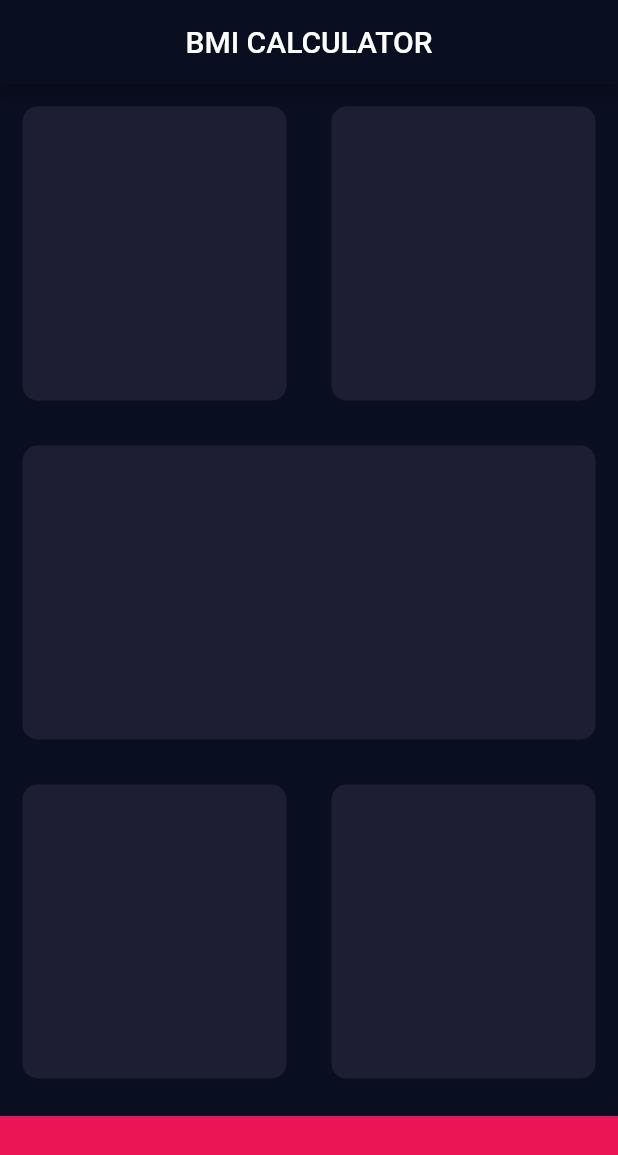
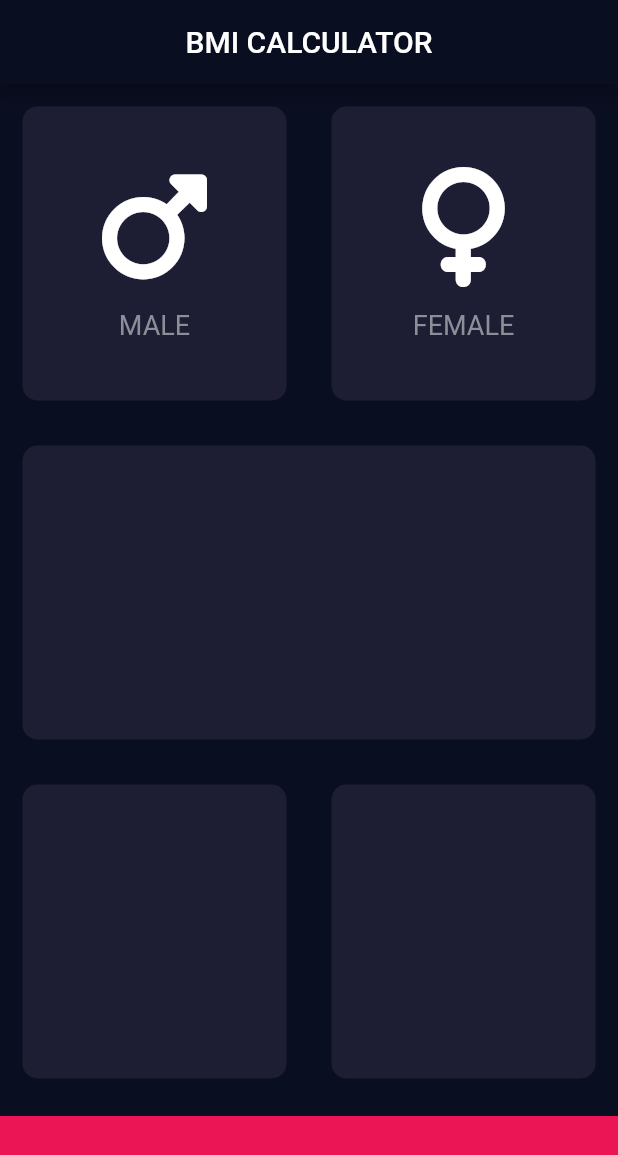
Before and after one commit to Mike5801/BMICalculatorApp, a Flutter app: the screen it shows after launch, on a phone screen of 412 x 824 dp. Shown: the top 1155 px of the screen. Run offline on Flutter 3.47's test engine with Material 2 defaults, Android fonts, the phone set to English and light mode, and no system bars; our stand-ins replace font_awesome_flutter.

Commit message:
add icon text component

```diff
--- a/bmi_calculator/lib/input_page.dart
+++ b/bmi_calculator/lib/input_page.dart
@@ -1,8 +1,10 @@
 import 'package:flutter/material.dart';
+import 'package:font_awesome_flutter/font_awesome_flutter.dart';
 
 const bottomContainerHeight = 80.0;
 const Color defaultCardColor = Color(0xFF1D1E33);
 const Color bottomContainerColor = Color(0xFFEB1555);
+const Color iconTextColor = Color(0xFF8D8E98);
 
 class InputPage extends StatefulWidget {
   const InputPage({super.key});
@@ -26,25 +28,32 @@ class _InputPageState extends State<InputPage> {
             child: Row(
               children: [
                 Expanded(
-                  child: Card(defaultCardColor),
+                  child: Card(
+                    color: defaultCardColor,
+                    cardChild:
+                        IconText(text: 'MALE', icon: FontAwesomeIcons.mars),
+                  ),
                 ),
                 Expanded(
-                  child: Card(defaultCardColor),
+                  child: Card(
+                    color: defaultCardColor,
+                    cardChild: IconText(text: 'FEMALE', icon: FontAwesomeIcons.venus),
+                  ),
                 ),
               ],
             ),
           ),
           const Expanded(
-            child: Card(defaultCardColor),
+            child: Card(color: defaultCardColor),
           ),
           const Expanded(
             child: Row(
               children: [
                 Expanded(
-                  child: Card(defaultCardColor),
+                  child: Card(color: defaultCardColor),
                 ),
                 Expanded(
-                  child: Card(defaultCardColor),
+                  child: Card(color: defaultCardColor),
                 ),
               ],
             ),
@@ -61,17 +70,52 @@ class _InputPageState extends State<InputPage> {
   }
 }
 
+class IconText extends StatelessWidget {
+
+  const IconText({required this.text, required this.icon, super.key});
+
+  final String text;
+  final IconData icon;
+
+  @override
+  Widget build(BuildContext context) {
+    return Column(
+      mainAxisAlignment: MainAxisAlignment.center,
+      children: [
+        Icon(
+          icon,
+          size: 80.0,
+        ),
+        const SizedBox(
+          height: 15.0,
+        ),
+        Text(
+          text,
+          style: const TextStyle(
+            fontSize: 18.0,
+            color: iconTextColor,
+          ),
+        )
+      ],
+    );
+  }
+}
+
 class Card extends StatelessWidget {
+  const Card({required this.color, this.cardChild, super.key});
+
   final Color color;
-
-  const Card(this.color, {super.key});
+  final Widget? cardChild;
 
   @override
   Widget build(BuildContext context) {
     return Container(
       margin: const EdgeInsets.all(15.0),
       decoration: BoxDecoration(
-          color: color, borderRadius: BorderRadius.circular(10.0)),
+        color: color,
+        borderRadius: BorderRadius.circular(10.0),
+      ),
+      child: cardChild,
     );
   }
 }
--- a/bmi_calculator/pubspec.yaml
+++ b/bmi_calculator/pubspec.yaml
@@ -35,6 +35,7 @@ dependencies:
   # The following adds the Cupertino Icons font to your application.
   # Use with the CupertinoIcons class for iOS style icons.
   cupertino_icons: ^1.0.2
+  font_awesome_flutter: ^10.5.0
 
 dev_dependencies:
   flutter_test:
```
Also changed, not shown: bmi_calculator/pubspec.lock.
